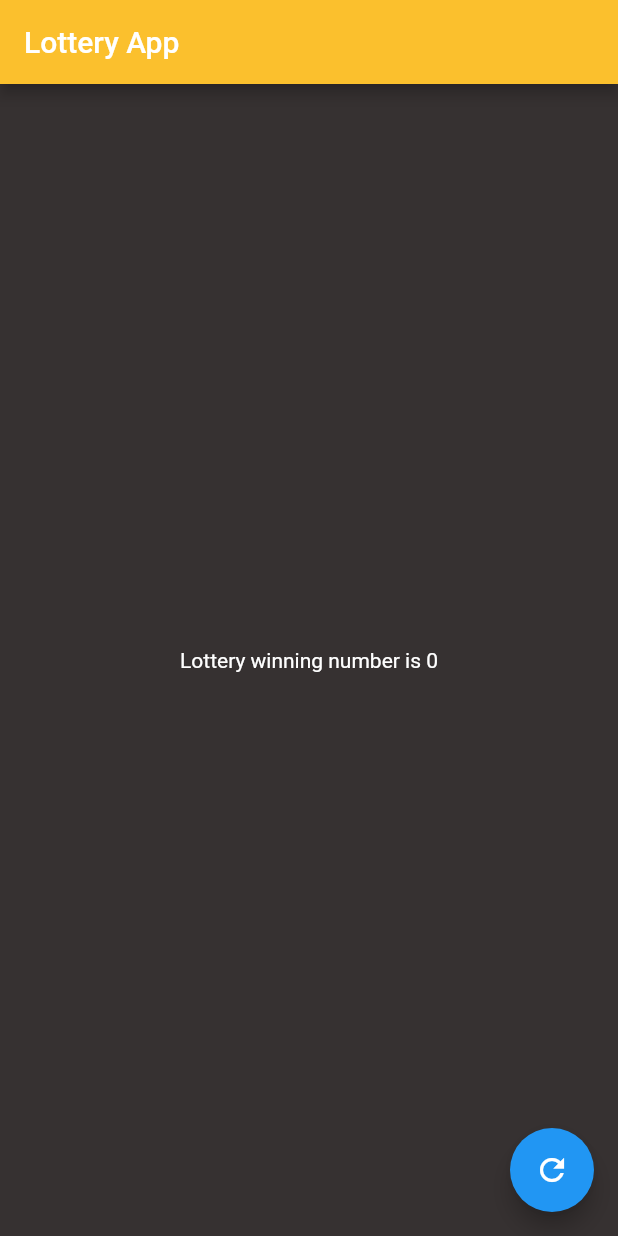
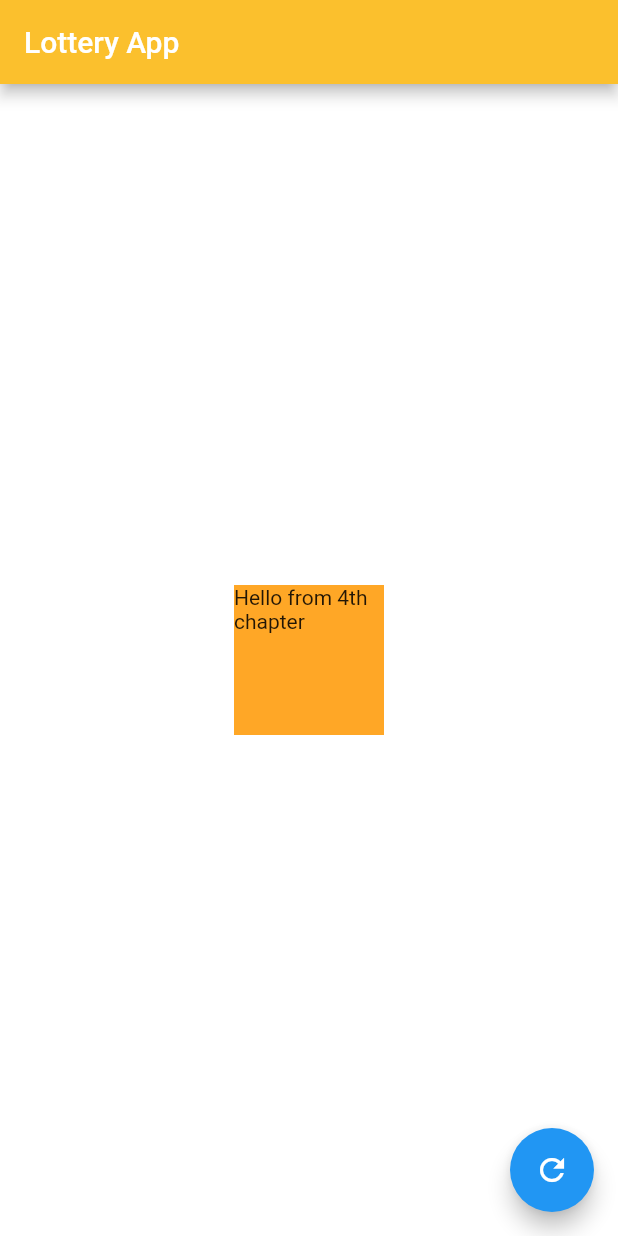
Before and after one commit to unza730/flutter-bootcamp, a Flutter app: the screen it shows after launch, on a phone screen of 412 x 824 dp. Run offline on Flutter 3.47's test engine with Material 2 defaults, Android fonts, the phone set to English and light mode, and no system bars.

Commit message:
Container topic of fouth chapter

```diff
--- a/lib/main.dart
+++ b/lib/main.dart
@@ -17,7 +17,7 @@ class _MyWidgetState extends State<MyWidget> {
   Widget build(BuildContext context) {
     return MaterialApp(
       home: Scaffold(
-          backgroundColor: Color.fromARGB(255, 54, 49, 49),
+          backgroundColor: Colors.white,
           appBar: AppBar(
             backgroundColor: Colors.yellow[700],
             title: Text('Lottery App'),
@@ -27,9 +27,12 @@ class _MyWidgetState extends State<MyWidget> {
             crossAxisAlignment: CrossAxisAlignment.center,
             children: [
               Center(
-                child: Text('Lottery winning number is $x',
-                    style: TextStyle(color: Colors.white)),
-              ),
+                child: Container(
+                    height: 100,
+                    width: 100,
+                    decoration: BoxDecoration(color: Colors.orange[400]),
+                    child: Text("Hello from 4th chapter")),
+              )
             ],
           ),
           floatingActionButton: FloatingActionButton(
```
